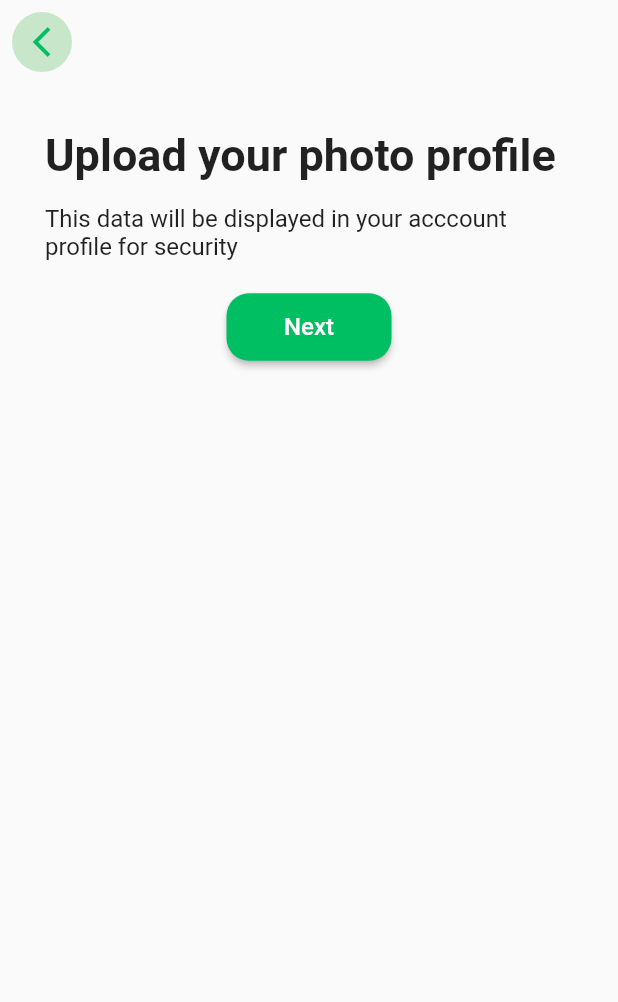
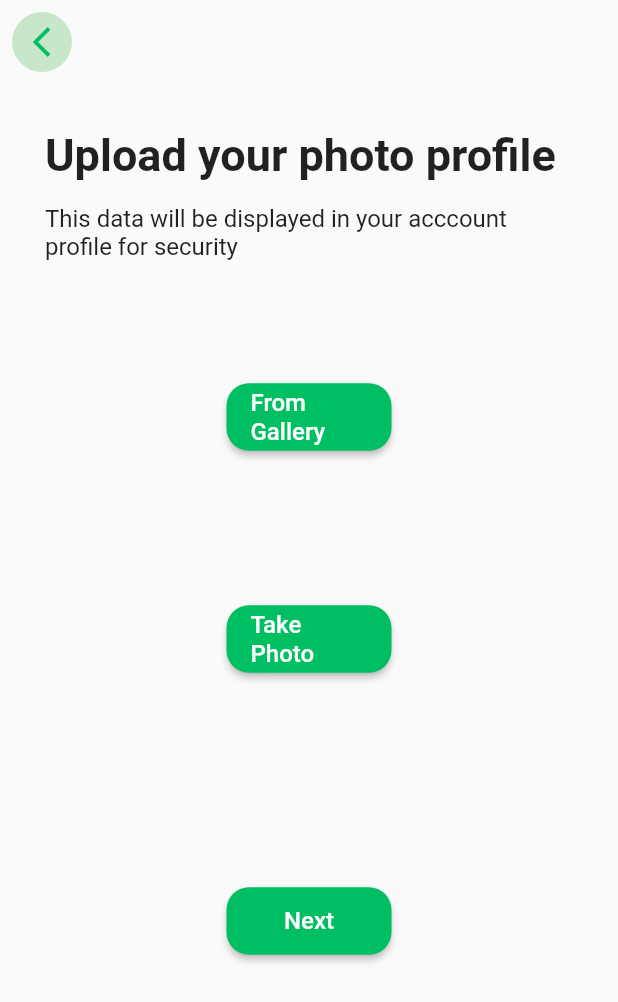
Before and after one commit to ISHANKA-git/NEventify, a Flutter app: the photoprofile screen opened directly, on a phone screen of 412 x 824 dp. Shown: the top 1002 px of the screen. Run offline on Flutter 3.47's test engine with Material 2 defaults, Android fonts, the phone set to English and light mode, and no system bars; our stand-ins replace firebase_auth, firebase_core, google_fonts; accounts and stored records are empty.

Commit message:
update photo profile screen

```diff
--- a/lib/views/account_details.dart
+++ b/lib/views/account_details.dart
@@ -167,8 +167,47 @@ class photoprofile extends StatelessWidget {
     'This data will be displayed in your acccount profile for security',
     style: TextStyle(fontSize: 16),
     ),
-
-    const SizedBox(height: 20.0),
+          const SizedBox(height: 80.0),
+          Center(
+            child: ElevatedButton(
+              onPressed: () {
+                // Implement the function to select an image from the gallery here
+              },
+              style: ElevatedButton.styleFrom(
+                fixedSize: const Size(110, 45),
+                shape: RoundedRectangleBorder(
+                    borderRadius: BorderRadius.circular(15)),
+                primary: Color(0xFF00BF63),
+              ),
+              child: const Text(
+                'From Gallery',
+                style: TextStyle(
+                  fontSize: 16,
+                ),
+              ),
+            ),
+          ),
+          SizedBox(height: 100),
+          Center(
+            child: ElevatedButton(
+              onPressed: () {
+                // Implement the function to take a photo here
+              },
+              style: ElevatedButton.styleFrom(
+                fixedSize: const Size(110, 45),
+                shape: RoundedRectangleBorder(
+                    borderRadius: BorderRadius.circular(15)),
+                primary: Color(0xFF00BF63),
+              ),
+              child: const Text(
+                'Take Photo',
+                style: TextStyle(
+                  fontSize: 16,
+                ),
+              ),
+            ),
+          ),
+    SizedBox(height: 140.0),
     Center(
     child: ElevatedButton(
     onPressed: () {
@@ -189,14 +228,14 @@ class photoprofile extends StatelessWidget {
     ),
     ),
     ),
-    ],
+          ],
+        ),
+        ),
     ),
     ),
-    ),
-    ),
-    ),
+        ),
     );
-    }
+  }
 }
 
 
```
